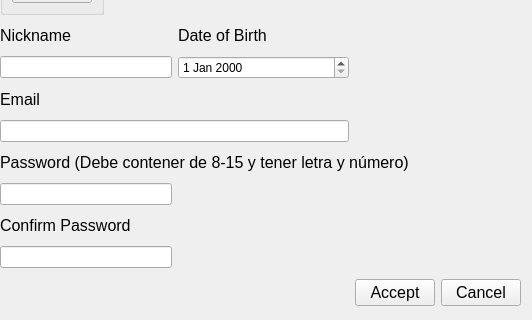
First picture: the form in Trabajo/signup.ui, repository KaiacUPV/PROYECTO-IHM, before the edit; both pictures show x 0 to 532 and y 216 to 536 of the 532 by 536 pixel window.
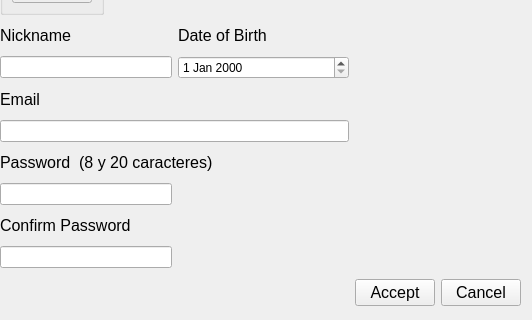
Second picture: the form after the edit.

Diff of the .ui file:
```diff
--- a/Trabajo/signup.ui
+++ b/Trabajo/signup.ui
@@ -208,7 +208,7 @@
        </font>
       </property>
       <property name="text">
-       <string>Password (Debe contener de 8-15 y tener letra y número)</string>
+       <string>Password  (8 y 20 caracteres)</string>
       </property>
      </widget>
     </item>
```
Left out of the diff: 17 changed lines with no effect on the pictures.
